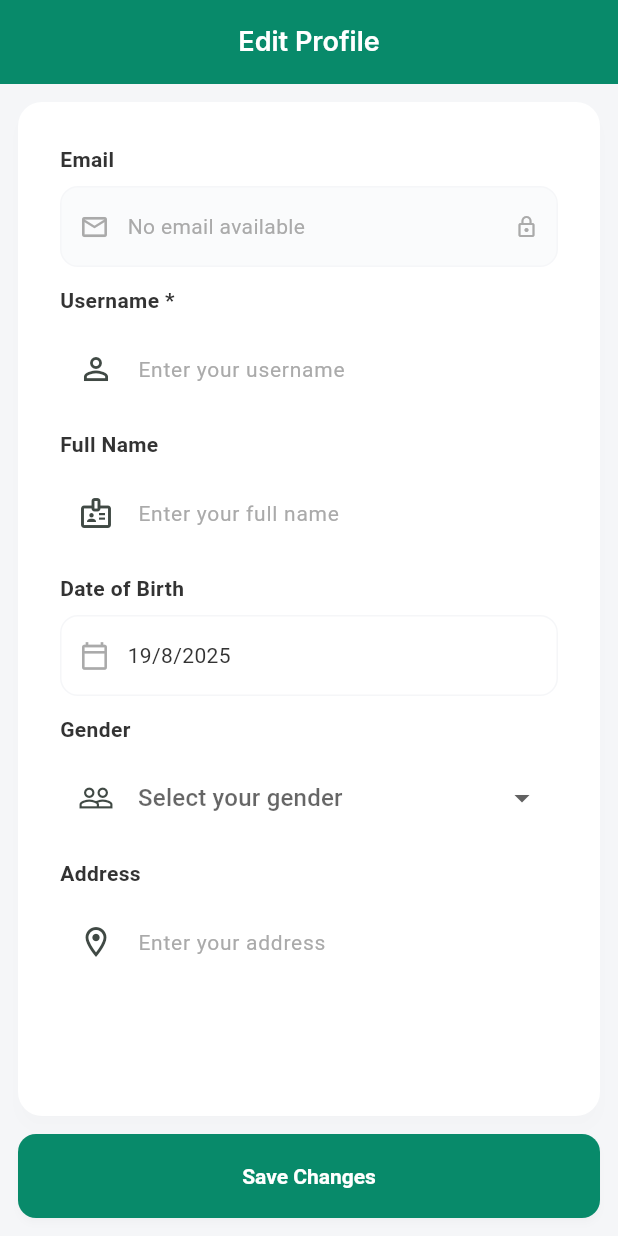
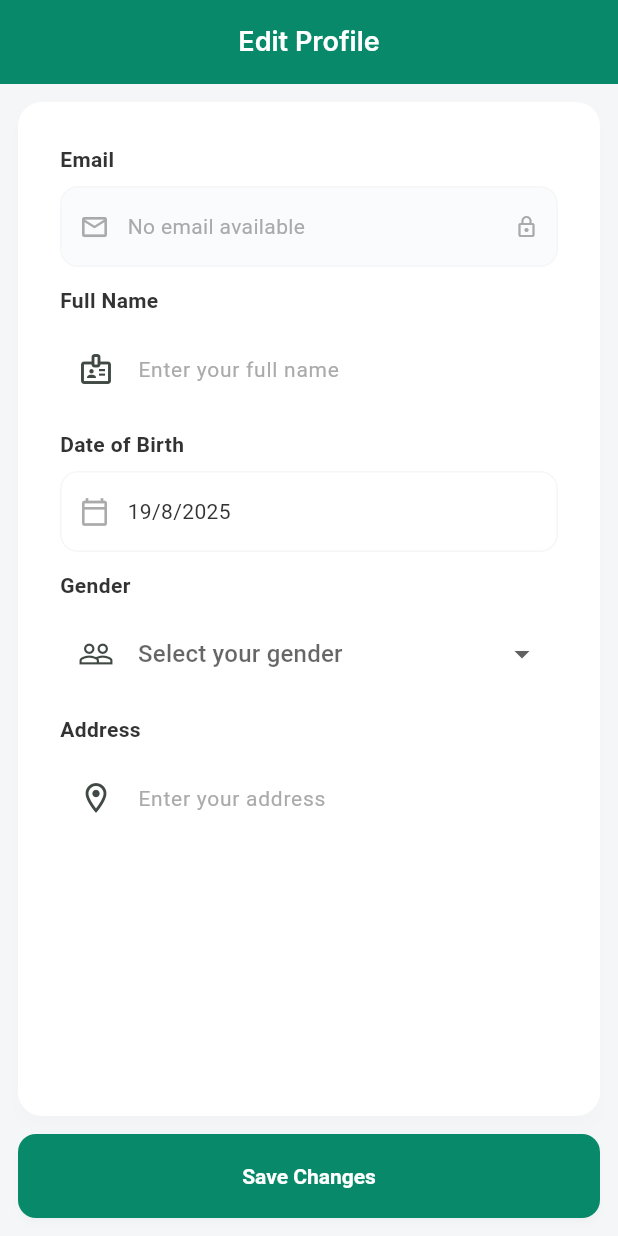
Before and after one commit to thanhtoan105/PlantDisease, a Flutter app: the EditProfileScreen screen opened by its route, on a phone screen of 412 x 824 dp. Run offline on Flutter 3.47's test engine with Material 3 defaults, Android fonts, the phone set to English and light mode, and no system bars; our stand-ins replace cached_network_image, camera, flutter_dotenv, geocoding, geolocator, go_router and 6 more; missing offline and left inert: gal, tflite_flutter; accounts and stored records are empty.

Commit message:
36th - model finish

```diff
--- a/lib/core/services/supabase_service.dart
+++ b/lib/core/services/supabase_service.dart
@@ -300,7 +300,7 @@ class SupabaseService {
       // Get profile data from profiles table
       final profileResponse = await _supabase
           .from('profiles')
-          .select('id, username, full_name, dob, gender, address')
+          .select('id, full_name, dob, gender, address')
           .eq('id', userId)
           .maybeSingle();
 
--- a/lib/features/profile/models/user_profile.dart
+++ b/lib/features/profile/models/user_profile.dart
@@ -1,6 +1,5 @@
 class UserProfile {
   final String id;
-  final String username;
   final String? fullName;
   final DateTime? dateOfBirth;
   final String? gender;
@@ -9,7 +8,6 @@ class UserProfile {
 
   UserProfile({
     required this.id,
-    required this.username,
     this.fullName,
     this.dateOfBirth,
     this.gender,
@@ -20,7 +18,6 @@ class UserProfile {
   factory UserProfile.fromJson(Map<String, dynamic> json) {
     return UserProfile(
       id: json['id'],
-      username: json['username'],
       fullName: json['full_name'],
       dateOfBirth: json['dob'] != null ? DateTime.parse(json['dob']) : null,
       gender: json['gender'],
@@ -32,7 +29,6 @@ class UserProfile {
   Map<String, dynamic> toJson() {
     return {
       'id': id,
-      'username': username,
       'full_name': fullName,
       'dob': dateOfBirth?.toIso8601String().split('T')[0], // Format as date only
       'gender': gender,
@@ -42,7 +38,6 @@ class UserProfile {
 
   UserProfile copyWith({
     String? id,
-    String? username,
     String? fullName,
     DateTime? dateOfBirth,
     String? gender,
@@ -51,7 +46,6 @@ class UserProfile {
   }) {
     return UserProfile(
       id: id ?? this.id,
-      username: username ?? this.username,
       fullName: fullName ?? this.fullName,
       dateOfBirth: dateOfBirth ?? this.dateOfBirth,
       gender: gender ?? this.gender,
--- a/lib/features/profile/screens/edit_profile_screen.dart
+++ b/lib/features/profile/screens/edit_profile_screen.dart
@@ -18,7 +18,6 @@ class EditProfileScreen extends StatefulWidget {
 }
 
 class _EditProfileScreenState extends State<EditProfileScreen> {
-  final _usernameController = TextEditingController();
   final _fullNameController = TextEditingController();
   final _addressController = TextEditingController();
 
@@ -37,7 +36,6 @@ class _EditProfileScreenState extends State<EditProfileScreen> {
 
   @override
   void dispose() {
-    _usernameController.dispose();
     _fullNameController.dispose();
     _addressController.dispose();
     super.dispose();
@@ -57,7 +55,6 @@ class _EditProfileScreenState extends State<EditProfileScreen> {
 
       if (profileData != null) {
         setState(() {
-          _usernameController.text = profileData['username'] ?? '';
           _fullNameController.text = profileData['full_name'] ?? '';
           _addressController.text = profileData['address'] ?? '';
           _selectedGender = profileData['gender'];
@@ -178,10 +175,6 @@ class _EditProfileScreenState extends State<EditProfileScreen> {
                     _buildEmailField(),
                     SizedBox(height: AppDimensions.spacingMd),
 
-                    // Username Field
-                    _buildUsernameField(),
-                    SizedBox(height: AppDimensions.spacingMd),
-
                     // Full Name Field
                     _buildFullNameField(),
                     SizedBox(height: AppDimensions.spacingMd),
@@ -252,43 +245,6 @@ class _EditProfileScreenState extends State<EditProfileScreen> {
               ),
             ],
           ),
-        ),
-      ],
-    );
-  }
-
-  Widget _buildUsernameField() {
-    return Column(
-      crossAxisAlignment: CrossAxisAlignment.start,
-      children: [
-        Text(
-          'Username *',
-          style: AppTypography.bodyMedium.copyWith(
-            fontWeight: FontWeight.w600,
-            color: AppColors.darkGray,
-          ),
-        ),
-        SizedBox(height: AppDimensions.spacingSm),
-        TextFormField(
-          controller: _usernameController,
-          decoration: InputDecoration(
-            hintText: 'Enter your username',
-            prefixIcon: const Icon(Icons.person_outline),
-            border: OutlineInputBorder(
-              borderRadius: BorderRadius.circular(AppDimensions.borderRadiusMedium),
-            ),
-            filled: true,
-            fillColor: AppColors.white,
-          ),
-          validator: (value) {
-            if (value == null || value.trim().isEmpty) {
-              return 'Username is required';
-            }
-            if (value.trim().length < 3) {
-              return 'Username must be at least 3 characters';
-            }
-            return null;
-          },
         ),
       ],
     );
--- a/lib/features/profile/screens/profile_screen.dart
+++ b/lib/features/profile/screens/profile_screen.dart
@@ -26,6 +26,7 @@ class ProfileScreen extends StatelessWidget {
         builder: (context, authProvider, child) {
           return Padding(
             padding: const EdgeInsets.all(AppDimensions.spacingLg),
+            child: SingleChildScrollView(
               child: Column(
                 crossAxisAlignment: CrossAxisAlignment.start,
                 children: [
@@ -37,11 +38,12 @@ class ProfileScreen extends StatelessWidget {
                   // Combined Settings and App Info
                   _buildCombinedOptions(context),
 
-                const Spacer(),
+                  const SizedBox(height: AppDimensions.spacingLg),
 
                   // Sign In/Logout Button
                   _buildAuthButton(context, authProvider),
                 ],
+              ),
             ),
           );
         },
```
Lines whose indentation alone changed are shown as unchanged.
